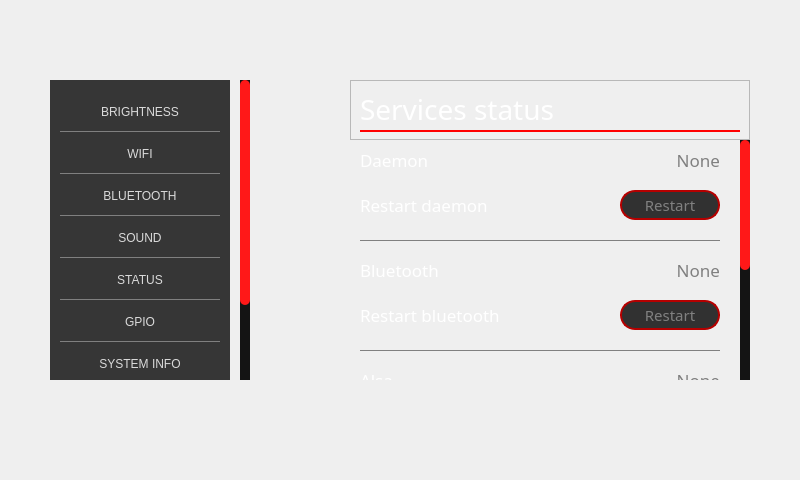
Above: GUI_WIDGETS/Settings/design_settings.ui from PortiESP/PortiOS before the change. Below: the same form after it.
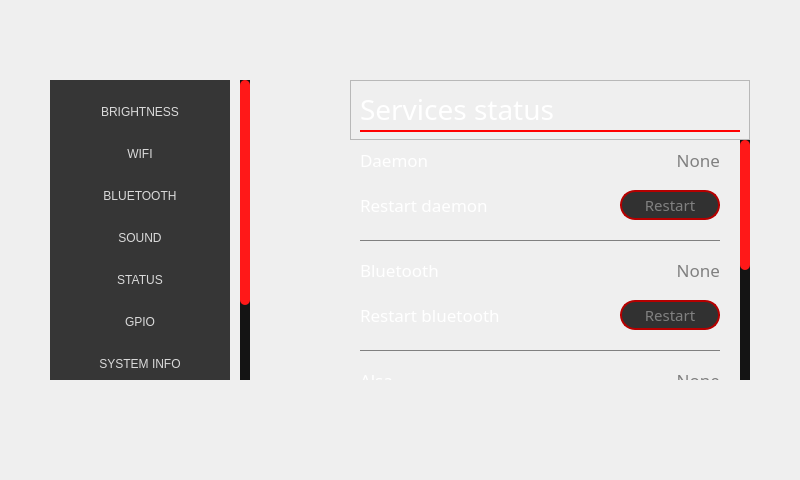
That is the form after the change. The open tabs and pages were chosen to show the change. Icons and pictures are not drawn.

Patch:
```diff
--- a/GUI_WIDGETS/Settings/design_settings.ui
+++ b/GUI_WIDGETS/Settings/design_settings.ui
@@ -91,11 +91,14 @@
      <property name="geometry">
       <rect>
        <x>0</x>
-       <y>-100</y>
+       <y>0</y>
        <width>180</width>
        <height>400</height>
       </rect>
      </property>
+     <property name="styleSheet">
+      <string notr="true">border:none;</string>
+     </property>
      <layout class="QVBoxLayout" name="verticalLayout">
       <property name="spacing">
        <number>0</number>
```
Left out of the diff: 16 changed lines with no effect on the pictures.
